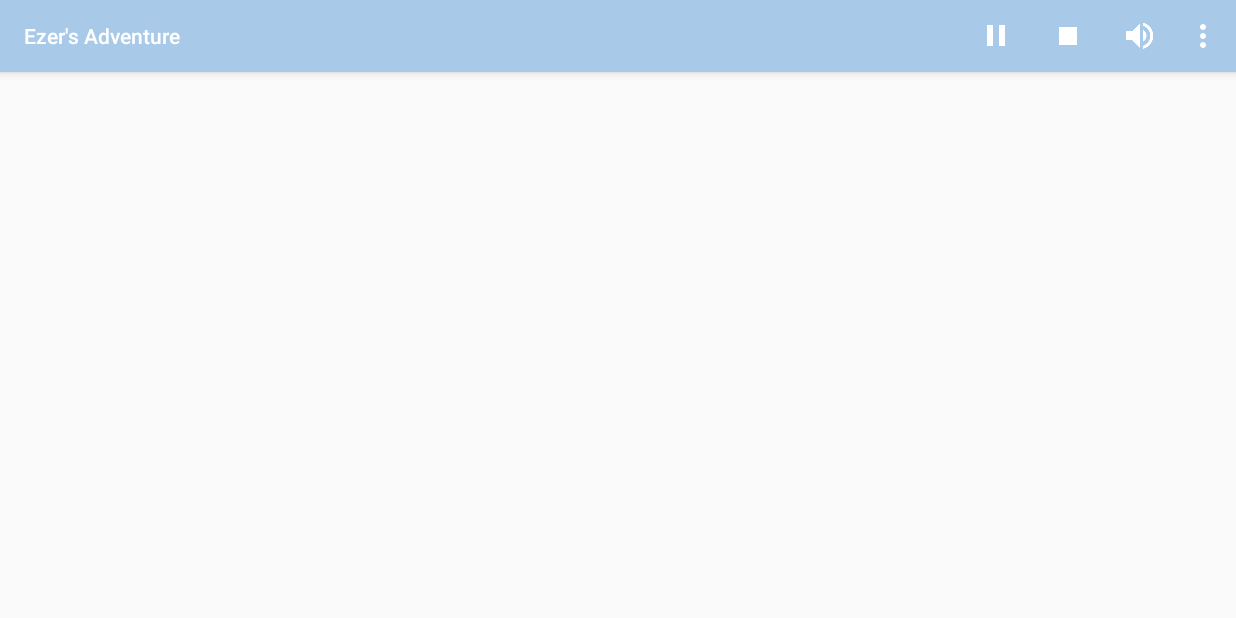
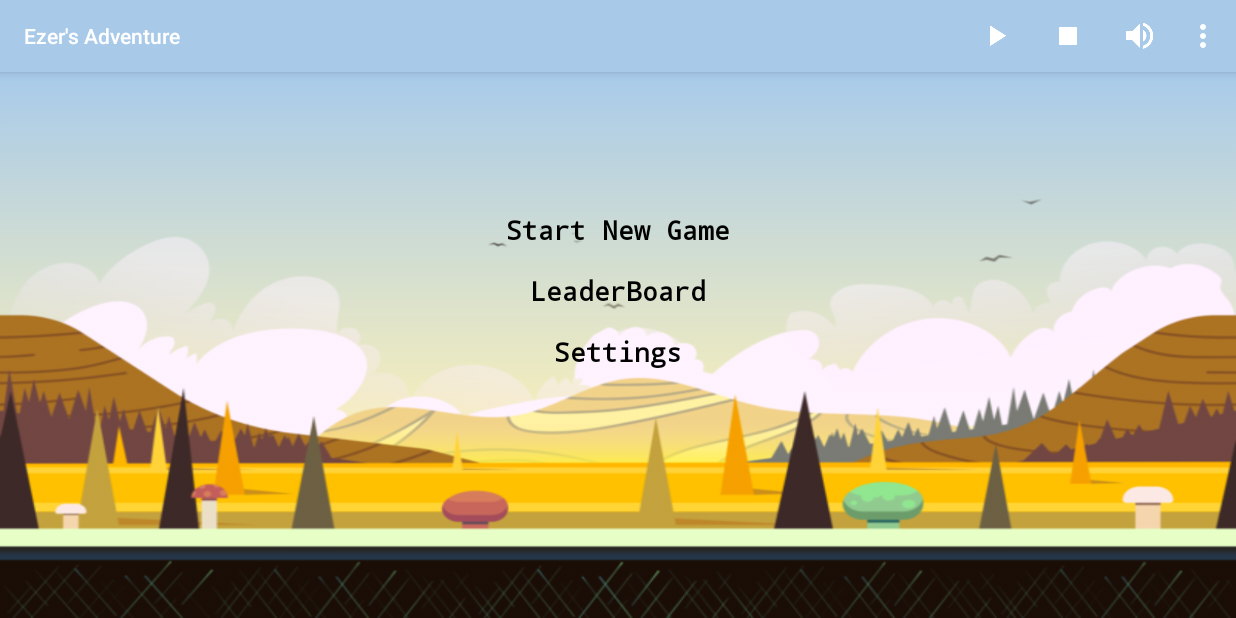
Before and after one commit to E13G/2DSlashGame, an Android app: the screen it shows after launch (MainActivity), in the options menu, after a tap on "Settings", on a phone screen of 824 x 412 dp (held sideways). Run offline under Robolectric (Android 15) with nearby library versions, the phone set to English and light mode, and no system bars; our stand-ins replace ButterKnife.

Commit message:
Update UI
separate Game canvas and mainactivity(menu)

game Status( Update )

```diff
--- a/app/src/main/AndroidManifest.xml
+++ b/app/src/main/AndroidManifest.xml
@@ -9,7 +9,8 @@
         android:roundIcon="@mipmap/ic_launcher_round"
         android:supportsRtl="true"
         android:theme="@style/AppTheme">
-        <activity android:name=".MainActivity"
+        <activity
+            android:name=".ui.MainActivity"
             android:screenOrientation="landscape">
             <intent-filter>
                 <action android:name="android.intent.action.MAIN" />
@@ -17,6 +18,8 @@
                 <category android:name="android.intent.category.LAUNCHER" />
             </intent-filter>
         </activity>
+        <activity android:name=".ui.GameActivity"
+            android:screenOrientation="landscape"/>
     </application>
 
 </manifest>
--- a/app/src/main/java/com/jpinto/a2dslash/characters/Knight.java
+++ b/app/src/main/java/com/jpinto/a2dslash/characters/Knight.java
@@ -1,15 +1,16 @@
 package com.jpinto.a2dslash.characters;
 
 import android.graphics.Bitmap;
+
 import java.util.ArrayList;
 import stanford.androidlib.graphics.GSprite;
 
 /*
  * Created by JPinto on 11/9/2017.
  */
-
 public class Knight extends GSprite implements KnightsActions {
 
+    private static final String LOG_TAG = Knight.class.getSimpleName();
     private static final int GRAVITY_ACCELERATION = 1;
 
     public Knight() {
--- /dev/null
+++ b/app/src/main/java/com/jpinto/a2dslash/ui/MainActivity.java
@@ -0,0 +1,164 @@
+package com.jpinto.a2dslash.ui;
+
+import android.content.Intent;
+import android.os.AsyncTask;
+import android.os.Bundle;
+import android.support.constraint.ConstraintLayout;
+import android.support.v7.app.AppCompatActivity;
+import android.util.Log;
+import android.view.Menu;
+import android.view.MenuInflater;
+import android.view.MenuItem;
+import android.view.View;
+import android.view.Window;
+import android.view.WindowManager;
+import android.widget.TextView;
+
+import com.jpinto.a2dslash.R;
+
+import butterknife.BindView;
+import butterknife.ButterKnife;
+
+public class MainActivity extends AppCompatActivity {
+    private static final String TAG = MainActivity.class.getSimpleName();
+
+    private static boolean soundON = false;
+
+    @BindView(R.id.root_parent)
+    ConstraintLayout root_parent;
+
+    @BindView(R.id.tv_game_status)
+    TextView game_status;
+
+    @BindView(R.id.cl_game_menu)
+    ConstraintLayout cl_menu;
+
+    @BindView(R.id.new_continue_game)
+    TextView tv_start_new_game;
+
+    MenuItem play_pause_icon;
+    MenuItem sound_icon;
+
+
+    @Override
+    protected void onCreate(Bundle savedInstanceState) {
+
+        requestWindowFeature(Window.FEATURE_NO_TITLE);
+
+        getWindow().addFlags(WindowManager.LayoutParams.FLAG_KEEP_SCREEN_ON);
+        getWindow().setFlags(WindowManager.LayoutParams.FLAG_FULLSCREEN,
+                WindowManager.LayoutParams.FLAG_FULLSCREEN);
+
+        super.onCreate(savedInstanceState);
+        setContentView(R.layout.activity_main);
+        ButterKnife.bind(this);
+
+        tv_start_new_game.setOnClickListener(new View.OnClickListener() {
+            @Override
+            public void onClick(View v) {
+                playClick();
+            }
+        });
+    }
+
+    public void playClick() {
+
+        new StartNewGameTask().execute("nada");
+    }
+
+    private void addTextiew(){
+
+        game_status.setVisibility(View.VISIBLE);
+        game_status.setText(R.string.countdown_start);
+
+    }
+
+    private void changeTextiew(){
+
+        game_status.setVisibility(View.GONE);
+    }
+
+    private void startGameLvl(int lvl){
+
+        Intent startGame = new Intent(this,GameActivity.class);
+        startGame.putExtra("GAME_LVL",lvl);
+        startActivity(startGame);
+    }
+
+    private class StartNewGameTask extends AsyncTask<String, Integer, Long> {
+
+        protected Long doInBackground(String... urls) {
+
+            long totalSize = 0;
+
+//            addTextiew();
+            startGameLvl(1);
+
+            try {
+                Thread.sleep(2000);
+            } catch (InterruptedException e) {
+                e.printStackTrace();
+            }
+
+            return totalSize;
+        }
+        protected void onPostExecute(Long result) {
+
+//            changeTextiew();
+        }
+    }
+
+    public void changeSound(MenuItem item) {
+
+        //update and shows sound status
+        if (soundON) {
+            item.setIcon(R.drawable.ic_volume_off_white_24dp);
+        } else {
+            item.setIcon(R.drawable.ic_volume_up_white_24dp);
+        }
+        soundON = !soundON;
+    }
+
+    @Override
+    public boolean onCreateOptionsMenu(Menu menu) {
+
+        MenuInflater inflater = getMenuInflater();
+        inflater.inflate(R.menu.menu, menu);
+
+        // Get dynamic menu item
+        play_pause_icon = menu.findItem(R.id.play_pause_icon);
+        sound_icon = menu.findItem(R.id.sound_icon);
+        return true;
+    }
+
+    @Override
+    public boolean onOptionsItemSelected(MenuItem item) {
+
+        // Handle item selection
+        switch (item.getItemId()) {
+            case R.id.play_pause_icon:
+                // is play or pause icon
+                playClick();
+                return true;
+            case R.id.stop_icon:
+                return true;
+            case R.id.sound_icon:
+                changeSound(item);
+                return true;
+            default:
+                return super.onOptionsItemSelected(item);
+        }
+    }
+
+    @Override
+    protected void onPause() {
+
+        super.onPause();
+    }
+
+    @Override
+    protected void onDestroy() {
+
+        super.onDestroy();
+    }
+}
--- a/app/src/main/res/layout/activity_main.xml
+++ b/app/src/main/res/layout/activity_main.xml
@@ -4,12 +4,29 @@
     xmlns:tools="http://schemas.android.com/tools"
     android:layout_width="match_parent"
     android:layout_height="match_parent"
+    android:id="@+id/root_parent"
+    android:background="@drawable/background"
     >
 
-    <com.jpinto.a2dslash.GameCanvas
-        android:id="@+id/gamearea"
-        android:layout_width="match_parent"
-        android:layout_height="match_parent" />
+    <TextView
+        android:id="@+id/tv_game_status"
+        android:layout_width="wrap_content"
+        android:layout_height="wrap_content"
+        android:layout_marginBottom="8dp"
+        android:layout_marginEnd="8dp"
+        android:layout_marginStart="8dp"
+        android:layout_marginTop="8dp"
+        android:fontFamily="monospace"
+        android:text="@string/countdown_start"
+        android:textColor="@color/colorBlack"
+        android:textSize="18sp"
+        android:textStyle="bold"
+        android:visibility="gone"
+        app:layout_constraintBottom_toBottomOf="@+id/cl_game_menu"
+        app:layout_constraintEnd_toEndOf="parent"
+        app:layout_constraintStart_toStartOf="parent"
+        app:layout_constraintTop_toTopOf="@+id/cl_game_menu"
+        app:layout_constraintVertical_bias="0.40" />
 
     <android.support.constraint.ConstraintLayout
         android:id="@+id/cl_game_menu"
@@ -17,7 +34,7 @@
         android:layout_height="match_parent">
 
         <TextView
-            android:id="@+id/tv_game_state"
+            android:id="@+id/new_continue_game"
             android:layout_width="wrap_content"
             android:layout_height="wrap_content"
             android:layout_margin="8dp"
@@ -46,7 +63,7 @@
             app:layout_constraintBottom_toTopOf="@+id/tv_settings"
             app:layout_constraintEnd_toEndOf="parent"
             app:layout_constraintStart_toStartOf="parent"
-            app:layout_constraintTop_toBottomOf="@id/tv_game_state"
+            app:layout_constraintTop_toBottomOf="@id/new_continue_game"
             />
 
         <TextView
@@ -66,25 +83,4 @@
 
     </android.support.constraint.ConstraintLayout>
 
-
-    <TextView
-        android:id="@+id/tv_countdown"
-        android:layout_width="wrap_content"
-        android:layout_height="wrap_content"
-        android:layout_marginBottom="8dp"
-        android:layout_marginEnd="8dp"
-        android:layout_marginStart="8dp"
-        android:layout_marginTop="8dp"
-        android:fontFamily="monospace"
-        android:text="@string/countDown"
-        android:textColor="@color/colorBlack"
-        android:textSize="18sp"
-        android:textStyle="bold"
-        android:visibility="gone"
-        app:layout_constraintBottom_toBottomOf="@+id/cl_game_menu"
-        app:layout_constraintEnd_toEndOf="parent"
-        app:layout_constraintStart_toStartOf="parent"
-        app:layout_constraintTop_toTopOf="@+id/cl_game_menu"
-        app:layout_constraintVertical_bias="0.40" />
-
 </android.support.constraint.ConstraintLayout>
--- a/build.gradle
+++ b/build.gradle
@@ -7,7 +7,7 @@ buildscript {
         jcenter()
     }
     dependencies {
-        classpath 'com.android.tools.build:gradle:3.0.0'
+        classpath 'com.android.tools.build:gradle:3.0.1'
 
 
         // NOTE: Do not place your application dependencies here; they belong
```
Also changed, not shown: app/src/main/java/com/jpinto/a2dslash/ui/GameActivity.java (renamed from app/src/main/java/com/jpinto/a2dslash/MainActivity.java, +32 -42 lines), app/src/main/java/com/jpinto/a2dslash/ui/GameCanvas.java (renamed from app/src/main/java/com/jpinto/a2dslash/GameCanvas.java, +133 -9 lines), app/src/main/res/layout/activity_game.xml (added, +75 -0 lines), app/src/main/res/values/strings.xml (+13 -6 lines).
